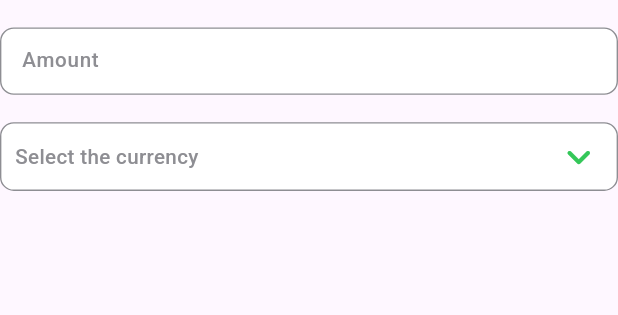
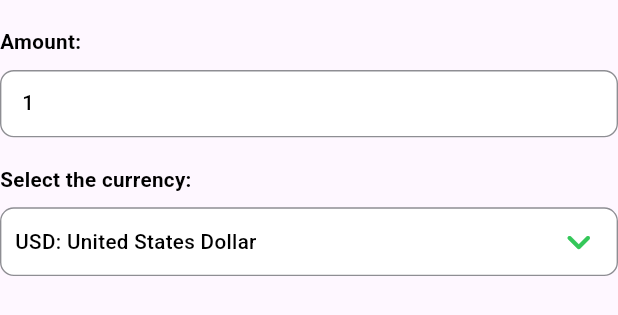
Before and after one commit to alessandro-developer/currency_converter, a Flutter app: the HomeWidget widget shown alone on an empty page, opened directly, on a phone screen of 412 x 824 dp. Shown: the top 315 px of the screen. Run offline on Flutter 3.47's test engine with Material 3 defaults, Android fonts, the phone set to English and light mode, and no system bars; drawn by our look-alikes of loader_overlay; our stand-ins replace equatable, flutter_bloc, formz, responsive_framework, shared_preferences; accounts and stored records are empty; network calls fail.

Commit message:
Fixed the home UI

```diff
--- a/lib/business_logic/cubits/home/home_cubit.dart
+++ b/lib/business_logic/cubits/home/home_cubit.dart
@@ -28,4 +28,15 @@ class HomeCubit extends Cubit<HomeState> {
       showMenu: showMenu,
     ),
   );
+
+  /// SELECT CURRENCY:
+  void selectCurrency({required String code, required String name}) {
+    emit(
+      state.copyWith(
+        selectedCurrencyCode: code,
+        selectedCurrencyName: name,
+        showMenu: false,
+      ),
+    );
+  }
 }
--- a/lib/business_logic/cubits/home/home_state.dart
+++ b/lib/business_logic/cubits/home/home_state.dart
@@ -5,12 +5,16 @@ class HomeState extends Equatable {
   final FormzSubmissionStatus status;
   final bool isValid;
   final bool showMenu;
+  final String selectedCurrencyCode;
+  final String selectedCurrencyName;
 
   const HomeState({
-    this.ammount = const Ammount.pure(),
+    this.ammount = const Ammount.dirty('1'),
     this.status = FormzSubmissionStatus.initial,
     this.isValid = false,
     this.showMenu = false,
+    this.selectedCurrencyCode = 'USD',
+    this.selectedCurrencyName = 'United States Dollar',
   });
 
   HomeState copyWith({
@@ -18,15 +22,19 @@ class HomeState extends Equatable {
     FormzSubmissionStatus? status,
     bool? isValid,
     bool? showMenu,
+    String? selectedCurrencyCode,
+    String? selectedCurrencyName,
   }) {
     return HomeState(
       ammount: ammount ?? this.ammount,
       status: status ?? this.status,
       isValid: isValid ?? this.isValid,
       showMenu: showMenu ?? this.showMenu,
+      selectedCurrencyCode: selectedCurrencyCode ?? this.selectedCurrencyCode,
+      selectedCurrencyName: selectedCurrencyName ?? this.selectedCurrencyName,
     );
   }
 
   @override
-  List<Object> get props => [ammount, status, isValid, showMenu];
+  List<Object> get props => [ammount, status, isValid, showMenu, selectedCurrencyCode, selectedCurrencyName];
 }
--- a/lib/presentation/widgets/home_widget.dart
+++ b/lib/presentation/widgets/home_widget.dart
@@ -12,10 +12,18 @@ class HomeWidget extends StatelessWidget {
   Widget build(BuildContext context) {
     // Cubits:
     final HomeCubit homeCubit = context.read<HomeCubit>();
+
     return Column(
+      crossAxisAlignment: CrossAxisAlignment.start,
       children: <Widget>[
         const SizedBox(height: 20),
 
+        Text(
+          'Amount:',
+          style: CustomTextStyle.s15w700(ColorPalette.black),
+          textAlign: TextAlign.left,
+        ),
+        const SizedBox(height: 10),
         BlocSelector<HomeCubit, HomeState, Ammount>(
           selector: (state) => state.ammount,
           builder: (context, ammount) {
@@ -24,6 +32,7 @@ class HomeWidget extends StatelessWidget {
               errorStyle: CustomTextStyle.s15w500(ColorPalette.redDark),
               hint: 'Amount',
               hintStyle: CustomTextStyle.s15w500(ColorPalette.grey),
+              initialValue: ammount.value,
               keyboardType: TextInputType.number,
               textInputAction: TextInputAction.done,
               onChanged: (value) => homeCubit.ammountChanged(value),
@@ -33,18 +42,25 @@ class HomeWidget extends StatelessWidget {
         ),
         const SizedBox(height: 20),
 
+        Text(
+          'Select the currency:',
+          style: CustomTextStyle.s15w700(ColorPalette.black),
+          textAlign: TextAlign.left,
+        ),
+        const SizedBox(height: 10),
+        Expanded(
+          child: Stack(
+            children: <Widget>[
+              Column(
+                children: <Widget>[
                   BlocSelector<HomeCubit, HomeState, bool>(
                     selector: (state) => state.showMenu,
-          builder: (context, showMenu) {
-            final HomeCubit homeCubit = context.read<HomeCubit>();
-            return GestureDetector(
+                    builder: (context, showMenu) => GestureDetector(
                       onTap: () {
                         homeCubit.manageMenuToggle(showMenu: !showMenu);
                         FocusManager.instance.primaryFocus?.unfocus();
                       },
-              child: Column(
-                children: <Widget>[
-                  Container(
+                      child: Container(
                         height: 50,
                         decoration: BoxDecoration(
                           color: ColorPalette.white,
@@ -58,9 +74,20 @@ class HomeWidget extends StatelessWidget {
                           children: <Widget>[
                             Container(
                               margin: const EdgeInsets.symmetric(horizontal: 10),
-                          child: Text(
-                            'Select the currency',
-                            style: CustomTextStyle.s15w500(ColorPalette.grey),
+                              child: BlocSelector<HomeCubit, HomeState, List<String>>(
+                                selector: (state) => <String>[
+                                  state.selectedCurrencyCode,
+                                  state.selectedCurrencyName,
+                                ],
+                                builder: (context, selectedCurrencyInfo) {
+                                  final String selectedCurrencyCode = selectedCurrencyInfo[0];
+                                  final String selectedCurrencyName = selectedCurrencyInfo[1];
+
+                                  return Text(
+                                    selectedCurrencyName.isNotEmpty ? '$selectedCurrencyCode: $selectedCurrencyName' : 'Select the currency',
+                                    style: CustomTextStyle.s15w500(selectedCurrencyName.isNotEmpty ? ColorPalette.black : ColorPalette.grey),
+                                  );
+                                },
                               ),
                             ),
                             Container(
@@ -74,43 +101,7 @@ class HomeWidget extends StatelessWidget {
                           ],
                         ),
                       ),
-
-                  BlocBuilder<ApiCallsCubit, ApiCallsState>(
-                    builder: (context, state) {
-                      return Visibility(
-                        visible: showMenu,
-                        child: Container(
-                          constraints: BoxConstraints(
-                            maxHeight: MediaQuery.of(context).size.height * 0.4,
                     ),
-                          decoration: BoxDecoration(
-                            border: Border.all(
-                              color: ColorPalette.grey,
-                            ),
-                            borderRadius: const BorderRadius.all(Radius.circular(5)),
-                          ),
-                          child: ListView.builder(
-                            itemCount: state.resultsSupportedCodes.supportedCodes.length,
-                            itemBuilder: (context, index) {
-                              final SupportedCodesModel supportedCodes = state.resultsSupportedCodes.supportedCodes[index];
-
-                              return ListTile(
-                                title: Text(
-                                  '${supportedCodes.code}: ${supportedCodes.name}',
-                                  style: CustomTextStyle.s15w400(ColorPalette.black),
-                                ),
-                                onTap: () {},
-                              );
-                            },
-                          ),
-                        ),
-                      );
-                    },
-                  ),
-                ],
-              ),
-            );
-          },
                   ),
                   const SizedBox(height: 20),
 
@@ -121,12 +112,11 @@ class HomeWidget extends StatelessWidget {
 
                       return Expanded(
                         child: GridView.builder(
-                padding: const EdgeInsets.all(8.0),
+                          padding: const EdgeInsets.symmetric(vertical: 10),
                           gridDelegate: const SliverGridDelegateWithFixedCrossAxisCount(
                             crossAxisCount: 3,
                             crossAxisSpacing: 10.0,
                             mainAxisSpacing: 10.0,
-                  childAspectRatio: 0.8,
                           ),
                           itemCount: ratesMap.length,
                           itemBuilder: (context, index) {
@@ -152,7 +142,7 @@ class HomeWidget extends StatelessWidget {
                                 const SizedBox(height: 10),
 
                                 Container(
-                        height: 50,
+                                  height: 40,
                                   width: double.infinity,
                                   padding: const EdgeInsets.symmetric(vertical: 5, horizontal: 10),
                                   decoration: BoxDecoration(
@@ -162,7 +152,7 @@ class HomeWidget extends StatelessWidget {
                                   ),
                                   alignment: Alignment.center,
                                   child: Text(
-                          rate.toString(),
+                                    rate.toStringAsFixed(2),
                                     style: CustomTextStyle.s15w600(ColorPalette.black),
                                   ),
                                 ),
@@ -174,6 +164,64 @@ class HomeWidget extends StatelessWidget {
                     },
                   ),
                 ],
+              ),
+
+              BlocSelector<HomeCubit, HomeState, bool>(
+                selector: (state) => state.showMenu,
+                builder: (context, showMenu) => Positioned(
+                  top: 50.0 + 20.0,
+                  left: 0,
+                  right: 0,
+                  child: Visibility(
+                    visible: showMenu,
+                    child: Container(
+                      margin: const EdgeInsets.symmetric(horizontal: 15),
+                      constraints: BoxConstraints(
+                        maxHeight: MediaQuery.of(context).size.height * 0.4,
+                      ),
+                      decoration: BoxDecoration(
+                        color: ColorPalette.white,
+                        border: Border.all(color: ColorPalette.grey),
+                        borderRadius: const BorderRadius.all(Radius.circular(5)),
+                        boxShadow: <BoxShadow>[
+                          BoxShadow(
+                            color: Colors.black.withValues(alpha: 0.1),
+                            spreadRadius: 2,
+                            blurRadius: 5,
+                            offset: const Offset(0, 3),
+                          ),
+                        ],
+                      ),
+                      child: BlocBuilder<ApiCallsCubit, ApiCallsState>(
+                        builder: (context, apiCallsState) => BlocBuilder<HomeCubit, HomeState>(
+                          builder: (context, homeState) => ListView.builder(
+                            itemCount: apiCallsState.resultsSupportedCodes.supportedCodes.length,
+                            itemBuilder: (context, index) {
+                              final SupportedCodesModel supportedCodes = apiCallsState.resultsSupportedCodes.supportedCodes[index];
+                              final bool isSelected = supportedCodes.code == homeState.selectedCurrencyCode;
+
+                              return ListTile(
+                                title: Text(
+                                  '${supportedCodes.code}: ${supportedCodes.name}',
+                                  style: isSelected ? CustomTextStyle.s15w700(ColorPalette.black) : CustomTextStyle.s15w400(ColorPalette.black),
+                                ),
+                                onTap: () => homeCubit.selectCurrency(
+                                  code: supportedCodes.code,
+                                  name: supportedCodes.name,
+                                ),
+                              );
+                            },
+                          ),
+                        ),
+                      ),
+                    ),
+                  ),
+                ),
+              ),
+            ],
+          ),
+        ),
+      ],
     );
   }
 }
```
Lines whose indentation alone changed are shown as unchanged.
